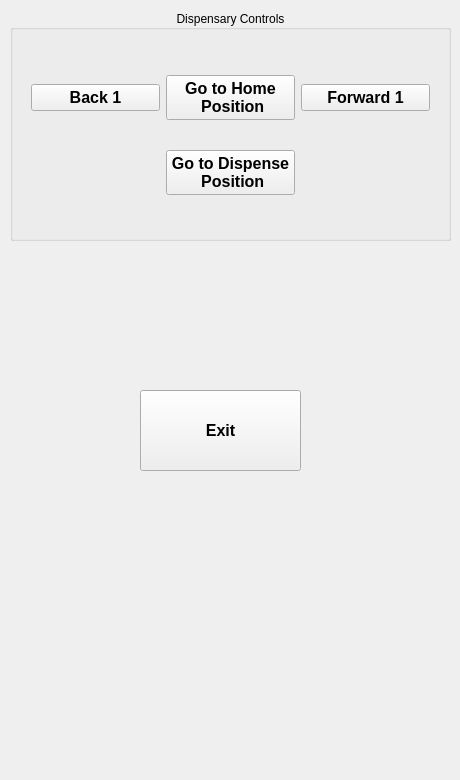
Before: the Qt Designer form disp_remote_ui.ui in kenaaker/disp_remote_ui, drawn with Qt 5.
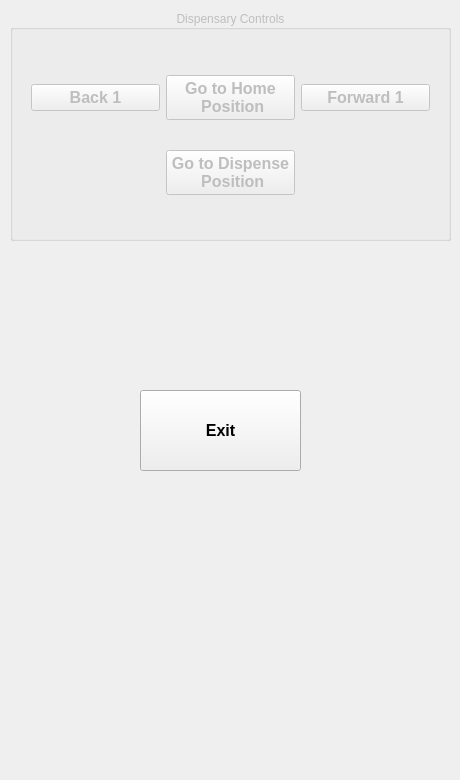
After: the same form once the commit is applied.

What changed in the file:
```diff
--- a/disp_remote_ui.ui
+++ b/disp_remote_ui.ui
@@ -15,6 +15,9 @@
   </property>
   <widget class="QWidget" name="dispensary_ui">
    <widget class="QGroupBox" name="dispensary_controls">
+    <property name="enabled">
+     <bool>false</bool>
+    </property>
     <property name="geometry">
      <rect>
       <x>10</x>
```
